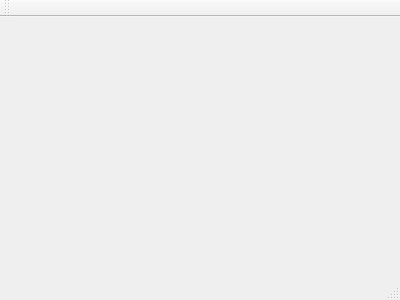
Before: the Qt Designer form sw/desktop/usbpass-gui/mainwindow.ui in jnwatts/USBPass, drawn with Qt 5.
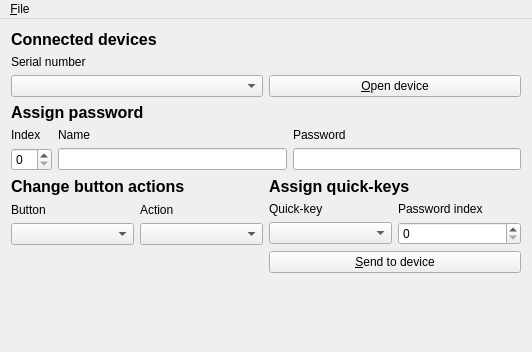
After: the same form once the commit is applied.

Commit message: usbpass-gui: Flesh out more of the UI

What changed in the file:
```diff
--- a/sw/desktop/usbpass-gui/mainwindow.ui
+++ b/sw/desktop/usbpass-gui/mainwindow.ui
@@ -1,24 +1,287 @@
 <ui version="4.0">
  <class>MainWindow</class>
- <widget class="QMainWindow" name="MainWindow" >
-  <property name="geometry" >
+ <widget class="QMainWindow" name="MainWindow">
+  <property name="geometry">
    <rect>
     <x>0</x>
     <y>0</y>
-    <width>400</width>
-    <height>300</height>
+    <width>532</width>
+    <height>352</height>
    </rect>
   </property>
   <property name="windowTitle" >
    <string>MainWindow</string>
   </property>
-  <widget class="QMenuBar" name="menuBar" />
-  <widget class="QToolBar" name="mainToolBar" />
-  <widget class="QWidget" name="centralWidget" />
-  <widget class="QStatusBar" name="statusBar" />
+  <widget class="QWidget" name="centralWidget">
+   <layout class="QGridLayout" name="gridLayout_4">
+    <item row="3" column="0">
+     <layout class="QGridLayout" name="gridLayout_2">
+      <property name="topMargin">
+       <number>0</number>
+      </property>
+      <item row="2" column="0">
+       <widget class="QComboBox" name="cbButton"/>
+      </item>
+      <item row="1" column="0">
+       <widget class="QLabel" name="label_7">
+        <property name="text">
+         <string>Button</string>
+        </property>
+        <property name="buddy">
+         <cstring>cbButton</cstring>
+        </property>
+       </widget>
+      </item>
+      <item row="1" column="1">
+       <widget class="QLabel" name="label_8">
+        <property name="text">
+         <string>Action</string>
+        </property>
+        <property name="buddy">
+         <cstring>cbAction</cstring>
+        </property>
+       </widget>
+      </item>
+      <item row="0" column="0" colspan="2">
+       <widget class="QLabel" name="label_2">
+        <property name="font">
+         <font>
+          <pointsize>12</pointsize>
+          <weight>75</weight>
+          <bold>true</bold>
+         </font>
+        </property>
+        <property name="text">
+         <string>Change button actions</string>
+        </property>
+       </widget>
+      </item>
+      <item row="2" column="1">
+       <widget class="QComboBox" name="cbAction"/>
+      </item>
+     </layout>
+    </item>
+    <item row="3" column="1">
+     <layout class="QGridLayout" name="gridLayout_3">
+      <property name="topMargin">
+       <number>0</number>
+      </property>
+      <item row="2" column="1">
+       <widget class="QSpinBox" name="sbQKIndex"/>
+      </item>
+      <item row="1" column="1">
+       <widget class="QLabel" name="label_10">
+        <property name="text">
+         <string>Password index</string>
+        </property>
+        <property name="buddy">
+         <cstring>sbQKIndex</cstring>
+        </property>
+       </widget>
+      </item>
+      <item row="2" column="0">
+       <widget class="QComboBox" name="cbQuickKey"/>
+      </item>
+      <item row="1" column="0">
+       <widget class="QLabel" name="label_9">
+        <property name="text">
+         <string>Quick-key</string>
+        </property>
+        <property name="buddy">
+         <cstring>cbQuickKey</cstring>
+        </property>
+       </widget>
+      </item>
+      <item row="0" column="0" colspan="2">
+       <widget class="QLabel" name="label">
+        <property name="font">
+         <font>
+          <pointsize>12</pointsize>
+          <weight>75</weight>
+          <bold>true</bold>
+         </font>
+        </property>
+        <property name="text">
+         <string>Assign quick-keys</string>
+        </property>
+       </widget>
+      </item>
+     </layout>
+    </item>
+    <item row="1" column="0" colspan="2">
+     <layout class="QGridLayout" name="gridLayout">
+      <item row="2" column="2">
+       <widget class="QLineEdit" name="tKeyValue"/>
+      </item>
+      <item row="2" column="1">
+       <widget class="QLineEdit" name="tKeyName"/>
+      </item>
+      <item row="2" column="0">
+       <widget class="QSpinBox" name="sbKeyIndex"/>
+      </item>
+      <item row="1" column="2">
+       <widget class="QLabel" name="label_6">
+        <property name="text">
+         <string>Password</string>
+        </property>
+        <property name="buddy">
+         <cstring>tKeyValue</cstring>
+        </property>
+       </widget>
+      </item>
+      <item row="1" column="1">
+       <widget class="QLabel" name="label_5">
+        <property name="text">
+         <string>Name</string>
+        </property>
+        <property name="buddy">
+         <cstring>tKeyName</cstring>
+        </property>
+       </widget>
+      </item>
+      <item row="1" column="0">
+       <widget class="QLabel" name="label_4">
+        <property name="text">
+         <string>Index</string>
+        </property>
+        <property name="buddy">
+         <cstring>sbKeyIndex</cstring>
+        </property>
+       </widget>
+      </item>
+      <item row="0" column="0" colspan="3">
+       <widget class="QLabel" name="label_3">
+        <property name="font">
+         <font>
+          <pointsize>12</pointsize>
+          <weight>75</weight>
+          <bold>true</bold>
+         </font>
+        </property>
+        <property name="text">
+         <string>Assign password</string>
+        </property>
+       </widget>
+      </item>
+     </layout>
+    </item>
+    <item row="6" column="0" colspan="2">
+     <spacer name="verticalSpacer">
+      <property name="orientation">
+       <enum>Qt::Vertical</enum>
+      </property>
+      <property name="sizeHint" stdset="0">
+       <size>
+        <width>20</width>
+        <height>40</height>
+       </size>
+      </property>
+     </spacer>
+    </item>
+    <item row="4" column="1">
+     <widget class="QPushButton" name="pbSendToDevice">
+      <property name="text">
+       <string>&amp;Send to device</string>
+      </property>
+     </widget>
+    </item>
+    <item row="0" column="0" colspan="2">
+     <layout class="QGridLayout" name="gridLayout_5">
+      <property name="leftMargin">
+       <number>0</number>
+      </property>
+      <property name="topMargin">
+       <number>0</number>
+      </property>
+      <item row="1" column="0" colspan="2">
+       <widget class="QLabel" name="label_12">
+        <property name="text">
+         <string>Serial number</string>
+        </property>
+       </widget>
+      </item>
+      <item row="2" column="0">
+       <widget class="QComboBox" name="cbDevices"/>
+      </item>
+      <item row="0" column="0">
+       <widget class="QLabel" name="label_11">
+        <property name="font">
+         <font>
+          <pointsize>12</pointsize>
+          <weight>75</weight>
+          <bold>true</bold>
+         </font>
+        </property>
+        <property name="text">
+         <string>Connected devices</string>
+        </property>
+       </widget>
+      </item>
+      <item row="2" column="1">
+       <widget class="QPushButton" name="pbOpenCloseDevice">
+        <property name="text">
+         <string>&amp;Open device</string>
+        </property>
+       </widget>
+      </item>
+     </layout>
+    </item>
+   </layout>
+  </widget>
+  <widget class="QMenuBar" name="menuBar">
+   <property name="geometry">
+    <rect>
+     <x>0</x>
+     <y>0</y>
+     <width>532</width>
+     <height>25</height>
+    </rect>
+   </property>
+   <widget class="QMenu" name="menuFile">
+    <property name="title">
+     <string>&amp;File</string>
+    </property>
+    <addaction name="actionRefresh"/>
+    <addaction name="actionSave"/>
+    <addaction name="separator"/>
+    <addaction name="actionQuit"/>
+   </widget>
+   <addaction name="menuFile"/>
+  </widget>
+  <action name="actionQuit">
+   <property name="text">
+    <string>&amp;Quit</string>
+   </property>
+   <property name="iconVisibleInMenu">
+    <bool>true</bool>
+   </property>
+  </action>
+  <action name="actionSave">
+   <property name="text">
+    <string>&amp;Save</string>
+   </property>
+   <property name="iconVisibleInMenu">
+    <bool>true</bool>
+   </property>
+  </action>
+  <action name="actionRefresh">
+   <property name="text">
+    <string>Refresh</string>
+   </property>
+  </action>
  </widget>
- <layoutDefault spacing="6" margin="11" />
- <pixmapfunction></pixmapfunction>
+ <layoutdefault spacing="6" margin="11"/>
+ <tabstops>
+  <tabstop>cbDevices</tabstop>
+  <tabstop>sbKeyIndex</tabstop>
+  <tabstop>tKeyName</tabstop>
+  <tabstop>tKeyValue</tabstop>
+  <tabstop>cbButton</tabstop>
+  <tabstop>cbAction</tabstop>
+  <tabstop>cbQuickKey</tabstop>
+  <tabstop>sbQKIndex</tabstop>
+  <tabstop>pbSendToDevice</tabstop>
+ </tabstops>
  <resources/>
  <connections/>
 </ui>
```
Left out of the diff: 8 changed lines with no effect on the pictures. The commit also changes 3 other files.
